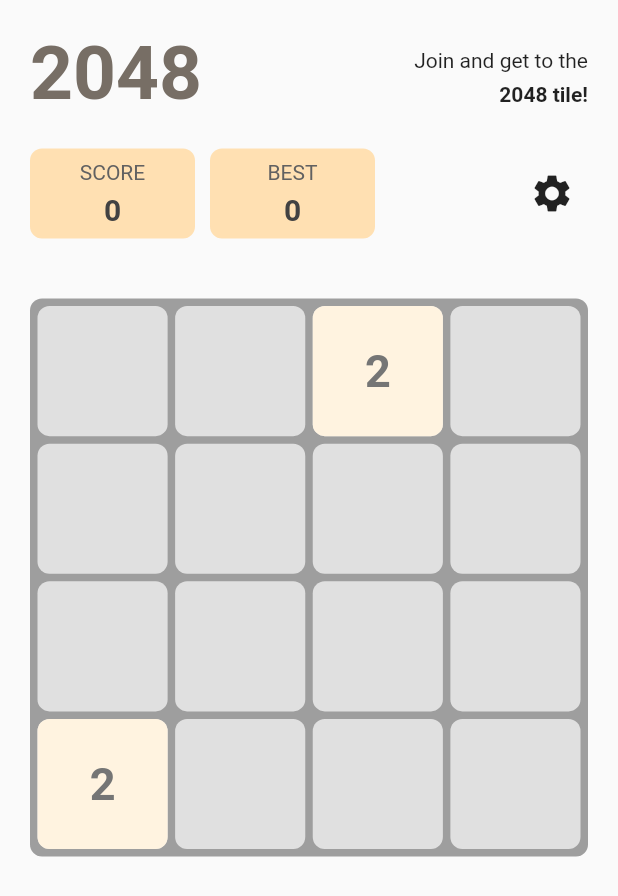
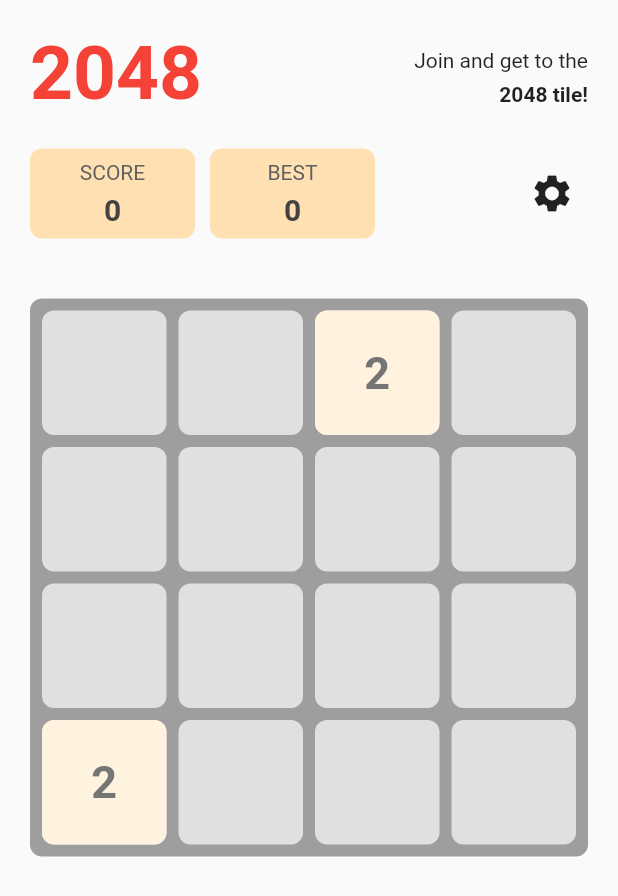
Before and after one commit to andynvt/2048_the_game, a Flutter app: the screen it shows after launch, on a phone screen of 412 x 824 dp. Shown: the top 896 px of the screen. Run offline on Flutter 3.47's test engine with Material 2 defaults, Android fonts, the phone set to English and light mode, and no system bars; drawn by our look-alikes of auto_size_text; our stand-ins replace shared_preferences; Roboto replaces fonts that are missing (SFPro).

Commit message:
update theme

```diff
--- a/lib/game/game.dart
+++ b/lib/game/game.dart
@@ -23,7 +23,7 @@
   MediaQueryData _queryData;
   int row;
   int column;
-  final double cellPadding = 5.0;
+  final double cellPadding = 8.0;
   final EdgeInsets _gameMargin = EdgeInsets.fromLTRB(20.0, 0.0, 20.0, 20.0);
   bool _isDragging = false;
   bool _isGameOver = false;
@@ -297,11 +297,7 @@
               Expanded(
                 child: Text(
                   '2048',
-                  style: TextStyle(
-                    fontSize: 50,
-                    color: Color(0xff776e65),
-                    fontWeight: FontWeight.bold,
-                  ),
+                  style: Theme.of(context).textTheme.headline1,
                 ),
               ),
               Column(
@@ -516,7 +512,8 @@
         child: Stack(
           children: _backgroundBox,
         ),
-        ));
+      ),
+    );
   }
 }
 
--- a/lib/main.dart
+++ b/lib/main.dart
@@ -13,13 +13,11 @@
 class MyApp extends StatelessWidget {
   @override
   Widget build(BuildContext context) {
-    final appTitle = '2048';
     return ChangeNotifierProvider.value(
       value: TTheme.shared,
       child: Consumer<TTheme>(
         builder: (_, theme, __) {
           return MaterialApp(
-            title: appTitle,
             theme: theme.getTheme(),
             home: new Scaffold(
               body: SafeArea(
--- a/lib/widget/theme.dart
+++ b/lib/widget/theme.dart
@@ -3,8 +3,28 @@
 class TTheme extends ChangeNotifier {
   static TTheme shared = TTheme();
 
-  final ThemeData light = ThemeData.light();
-  final ThemeData dark = ThemeData.dark();
+  final ThemeData light = ThemeData(
+    brightness: Brightness.light,
+    fontFamily: 'SFPro',
+    textTheme: TextTheme(
+      headline1: TextStyle(
+        fontSize: 50,
+        fontWeight: FontWeight.bold,
+        color: Colors.red,
+      ),
+    )
+  );
+  final ThemeData dark = ThemeData(
+    brightness: Brightness.dark,
+    fontFamily: 'SFPro',
+    textTheme: TextTheme(
+      headline1: TextStyle(
+        fontSize: 50,
+        fontWeight: FontWeight.bold,
+        color: Colors.blue,
+      ),
+    )
+  );
   int mode = 1;
 
   void changeTheme() {
@@ -12,7 +32,6 @@
     if (mode > 2) {
       mode = 0;
     }
-    // updateTheme();
     notifyListeners();
   }
 
```
Lines whose indentation alone changed are shown as unchanged.
